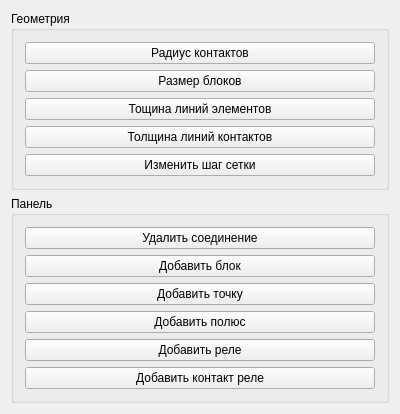
Before: the Qt Designer form mainwindow.ui in Filatoff73/StationRedactor2, drawn with Qt 5.
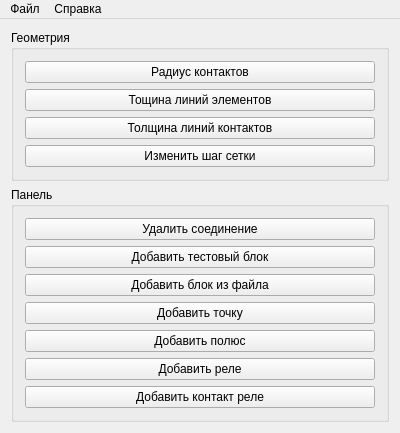
After: the same form once the commit is applied.

What changed in the file:
```diff
--- a/mainwindow.ui
+++ b/mainwindow.ui
@@ -7,7 +7,7 @@
     <x>0</x>
     <y>0</y>
     <width>400</width>
-    <height>362</height>
+    <height>420</height>
    </rect>
   </property>
   <property name="sizePolicy">
@@ -48,13 +48,6 @@
            </property>
           </widget>
          </item>
-         <item>
-          <widget class="QPushButton" name="siezeBlocks">
-           <property name="text">
-            <string>Размер блоков</string>
-           </property>
-          </widget>
-         </item>
          <item>
           <widget class="QPushButton" name="widthLines">
            <property name="text">
@@ -95,7 +88,14 @@
          <item>
           <widget class="QPushButton" name="addBlock">
            <property name="text">
-            <string>Добавить блок</string>
+            <string>Добавить тестовый блок</string>
+           </property>
+          </widget>
+         </item>
+         <item>
+          <widget class="QPushButton" name="addFileBlock">
+           <property name="text">
+            <string>Добавить блок из файла</string>
            </property>
           </widget>
          </item>
@@ -146,6 +146,24 @@
      <height>21</height>
     </rect>
    </property>
+   <widget class="QMenu" name="menu">
+    <property name="title">
+     <string>Файл</string>
+    </property>
+    <addaction name="Open"/>
+    <addaction name="Save"/>
+    <addaction name="Save_as"/>
+    <addaction name="separator"/>
+    <addaction name="Exit"/>
+   </widget>
+   <widget class="QMenu" name="menu_2">
+    <property name="title">
+     <string>Справка</string>
+    </property>
+    <addaction name="Help"/>
+   </widget>
+   <addaction name="menu"/>
+   <addaction name="menu_2"/>
   </widget>
  </widget>
  <layoutdefault spacing="6" margin="11"/>
```
Left out of the diff: 27 changed lines with no effect on the pictures.
